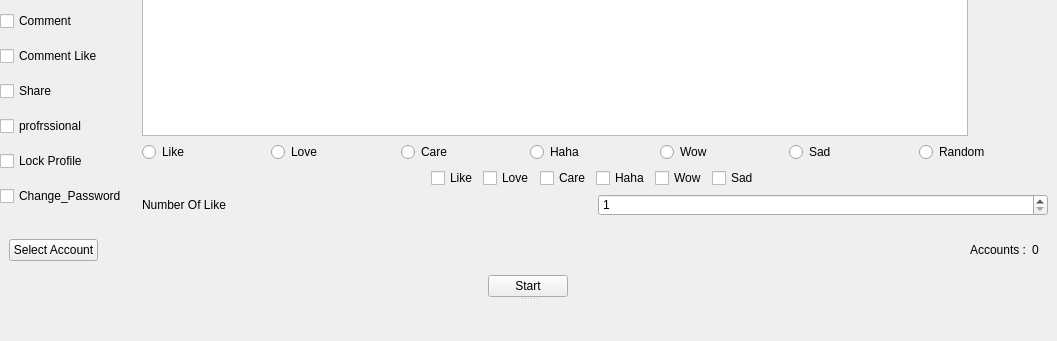
Above: ui/Public/Edit.ui from kreemkhaled112/GUI before the change; both pictures show x 0 to 1057 and y 453 to 794 of the 1057 by 794 pixel window. Below: the same form after it.
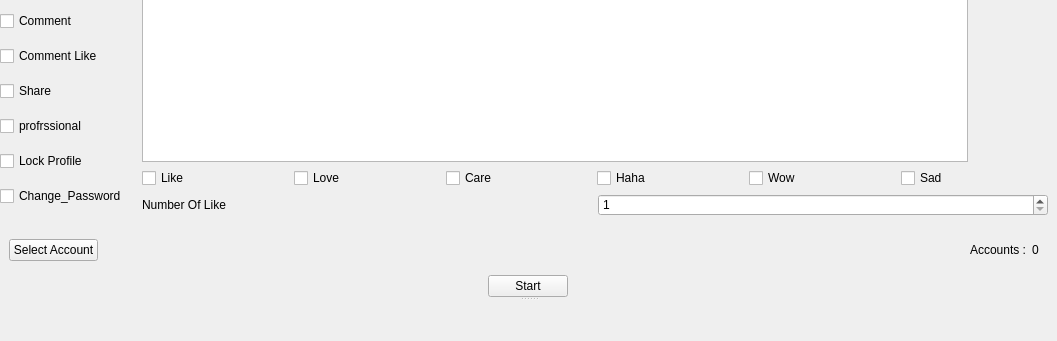
That is the form after the change. The open tabs and pages were chosen to show the change. Icons and pictures are not drawn.

Patch:
```diff
--- a/ui/Public/Edit.ui
+++ b/ui/Public/Edit.ui
@@ -1684,7 +1684,7 @@
                          <x>0</x>
                          <y>0</y>
                          <width>846</width>
-                         <height>519</height>
+                         <height>541</height>
                         </rect>
                        </property>
                        <layout class="QGridLayout" name="gridLayout_41" rowstretch="0">
@@ -1749,77 +1749,7 @@
                    </layout>
                   </widget>
                  </item>
-                 <item>
-                  <widget class="QWidget" name="widget_3" native="true">
-                   <layout class="QHBoxLayout" name="horizontalLayout">
-                    <property name="spacing">
-                     <number>0</number>
-                    </property>
-                    <property name="leftMargin">
-                     <number>0</number>
-                    </property>
-                    <property name="topMargin">
-                     <number>0</number>
-                    </property>
-                    <property name="rightMargin">
-                     <number>0</number>
-                    </property>
-                    <property name="bottomMargin">
-                     <number>0</number>
-                    </property>
-                    <item>
-                     <widget class="QRadioButton" name="Like_radio">
-                      <property name="text">
-                       <string>Like</string>
-                      </property>
-                     </widget>
-                    </item>
-                    <item>
-                     <widget class="QRadioButton" name="Love_radio">
-                      <property name="text">
-                       <string>Love</string>
-                      </property>
-                     </widget>
-                    </item>
-                    <item>
-                     <widget class="QRadioButton" name="Care_radio">
-                      <property name="text">
-                       <string>Care</string>
-                      </property>
-                     </widget>
-                    </item>
-                    <item>
-                     <widget class="QRadioButton" name="Haha_radio">
-                      <property name="text">
-                       <string>Haha</string>
-                      </property>
-                     </widget>
-                    </item>
-                    <item>
-                     <widget class="QRadioButton" name="Wow_radio">
-                      <property name="text">
-                       <string>Wow</string>
-                      </property>
-                     </widget>
-                    </item>
-                    <item>
-                     <widget class="QRadioButton" name="Sad_radio">
-                      <property name="text">
-                       <string>Sad</string>
-                      </property>
-                     </widget>
-                    </item>
-                    <item>
-                     <widget class="QRadioButton" name="Random_radio">
-                      <property name="text">
-                       <string>Random</string>
-                      </property>
-                     </widget>
-                    </item>
-                   </layout>
-                  </widget>
-                 </item>
-                 <item alignment="Qt::AlignHCenter|Qt::AlignVCenter">
+                 <item alignment="Qt::AlignVCenter">
                   <widget class="QWidget" name="widget_19" native="true">
                    <layout class="QHBoxLayout" name="horizontalLayout_14">
                     <property name="spacing">
```
Left out of the diff: 93 changed lines with no effect on the pictures.
